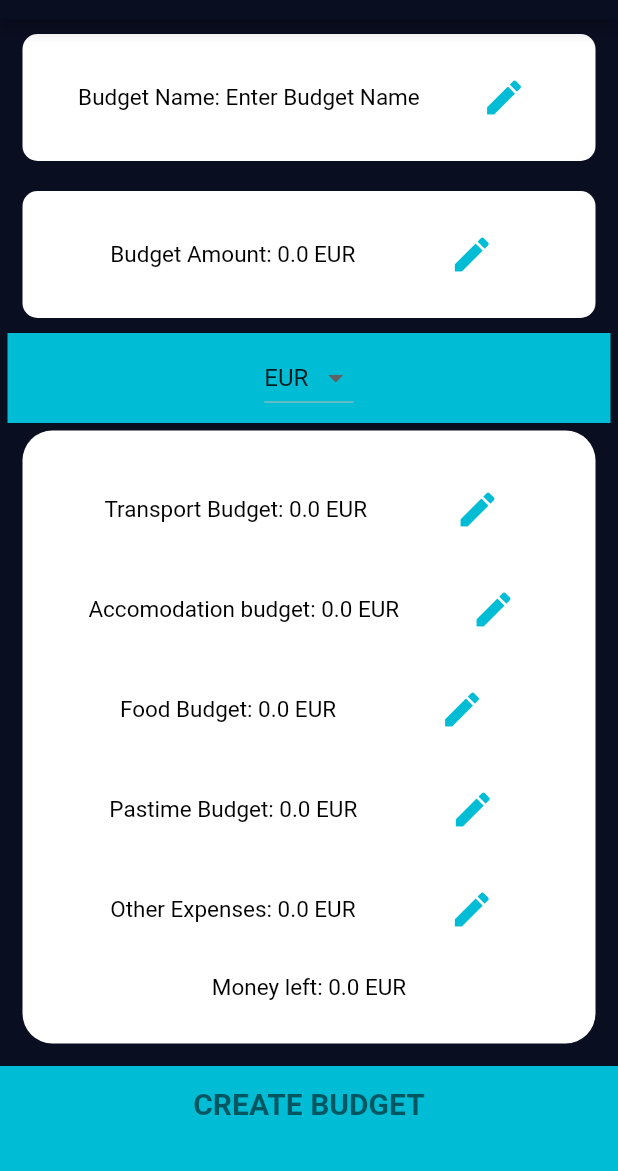
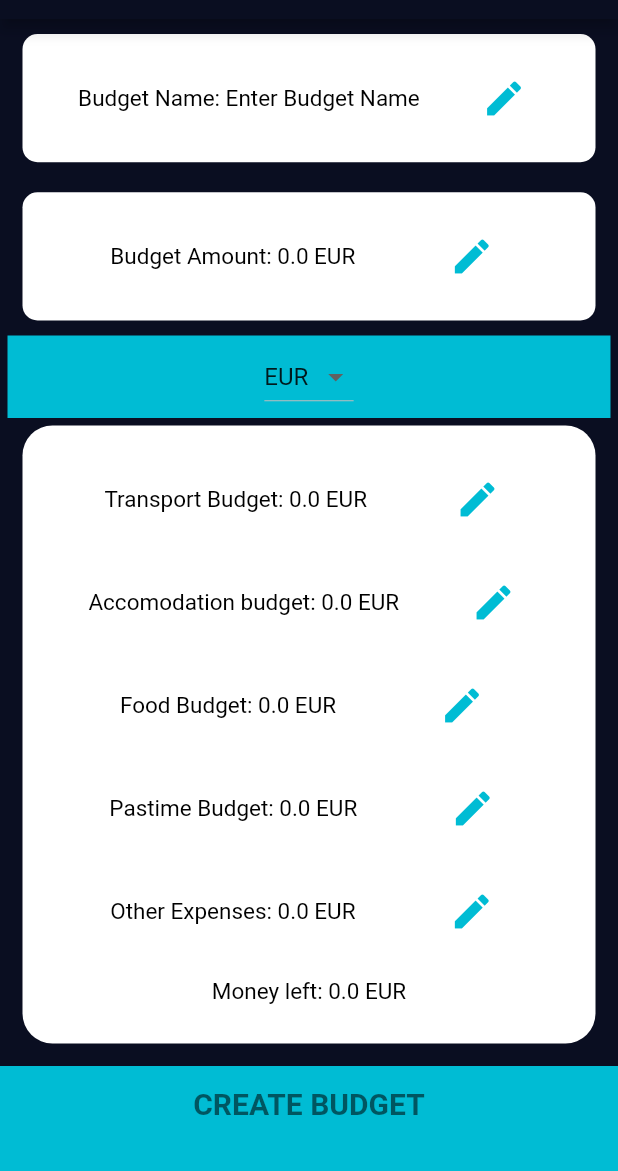
Before and after one commit to TarNur/ControlYourBudget, a Flutter app: the NewBudget screen opened by its route, on a phone screen of 412 x 824 dp, the part 65-1236 px from its top. Run offline on Flutter 3.47's test engine with Material 2 defaults, Android fonts, the phone set to English and light mode, and no system bars; our stand-ins replace font_awesome_flutter, sqflite; accounts and stored records are empty.

Commit message:
'valuuta valik väiksemaks'

```diff
--- a/control_your_budget/lib/screens/newBudget_page.dart
+++ b/control_your_budget/lib/screens/newBudget_page.dart
@@ -95,7 +95,7 @@ class _NewBudgetState extends State<NewBudget> {
           Expanded(
             flex: 1,
             child: Container(
-             margin: EdgeInsets.symmetric(horizontal: 15.0, vertical: 10.0),
+              margin: EdgeInsets.symmetric(horizontal: 15.0, vertical: 10.0),
               padding: EdgeInsets.all(5.0),
               decoration: BoxDecoration(
                 color: Colors.white,
@@ -141,7 +141,7 @@ class _NewBudgetState extends State<NewBudget> {
           Expanded(
             flex: 1,
             child: Container(
-             margin: EdgeInsets.symmetric(horizontal: 15.0, vertical: 10.0),
+              margin: EdgeInsets.symmetric(horizontal: 15.0, vertical: 10.0),
               padding: EdgeInsets.all(5.0),
               decoration: BoxDecoration(
                 color: Colors.white,
@@ -183,7 +183,7 @@ class _NewBudgetState extends State<NewBudget> {
             ),
           ),
           Container(
-            height: 60.0,
+            height: 55.0,
             alignment: Alignment.center,
             margin: EdgeInsets.symmetric(horizontal: 5.0),
             color: Colors.cyan,
@@ -192,9 +192,8 @@ class _NewBudgetState extends State<NewBudget> {
           Expanded(
             flex: 4,
             child: Container(
-             margin: EdgeInsets.symmetric(horizontal: 15.0, vertical: 5.0),
-              padding: EdgeInsets.only(
-                  left: 5.0, right: 5.0, top: 10.0, bottom: 10.0),
+              margin: EdgeInsets.symmetric(horizontal: 15.0, vertical: 5.0),
+              padding: EdgeInsets.all(5.0),
               decoration: BoxDecoration(
                 color: Colors.white,
                 borderRadius: BorderRadius.circular(20.0),
@@ -409,7 +408,7 @@ class _NewBudgetState extends State<NewBudget> {
                 showAlertDialogMoney(context);
               } else if (ifBudgetNameChanged == false || budgetName == null) {
                 showAlertDialogBudgetName(context);
-              } else if (budgetAmount == 0){
+              } else if (budgetAmount == 0) {
                 showAlertDialogBudgetAmount0(context);
               } else {
                 print('On OK.');
```
